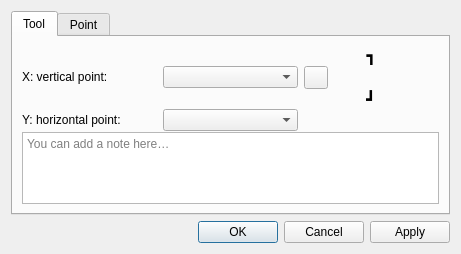
Old version of the form src/libs/vtools/dialogs/tools/dialogpointofintersection.ui in the repository equinox-patterns/Ostara.
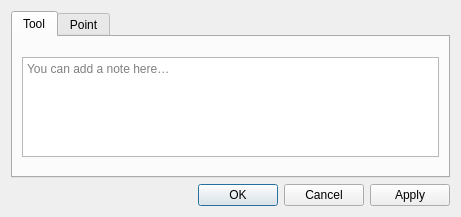
New version of the form. Icons and pictures are not drawn.

Commit message: Points + Line tool validation: point combos, PB toggle, click-to-PB fix

Patch:
```diff
--- a/src/libs/vtools/dialogs/tools/dialogpointofintersection.ui
+++ b/src/libs/vtools/dialogs/tools/dialogpointofintersection.ui
@@ -31,90 +31,7 @@
        <property name="verticalSpacing">
         <number>0</number>
        </property>
-       <item row="0" column="0">
-        <widget class="QLabel" name="labelFirstPoint">
-         <property name="sizePolicy">
-          <sizepolicy hsizetype="Preferred" vsizetype="Fixed">
-           <horstretch>0</horstretch>
-           <verstretch>0</verstretch>
-          </sizepolicy>
-         </property>
-         <property name="text">
-          <string>X: vertical point:</string>
-         </property>
-        </widget>
-       </item>
-       <item row="0" column="1">
-        <widget class="QComboBox" name="comboBoxFirstPoint"/>
-       </item>
-       <item row="0" column="2">
-        <layout class="QVBoxLayout" name="verticalLayoutSwap">
-         <property name="spacing">
-          <number>1</number>
-         </property>
-         <item alignment="Qt::AlignmentFlag::AlignTop">
-          <widget class="QLabel" name="label_8">
-           <property name="font">
-            <font>
-             <pointsize>10</pointsize>
-            </font>
-           </property>
-           <property name="text">
-            <string notr="true">&lt;html&gt;&lt;head/&gt;&lt;body&gt;&lt;p&gt;&lt;span style=&quot; font-size:12pt;font-weight:800;&quot;&gt;┓&lt;/span&gt;&lt;/p&gt;&lt;/body&gt;&lt;/html&gt;</string>
-           </property>
-           <property name="alignment">
-            <set>Qt::AlignmentFlag::AlignBottom|Qt::AlignmentFlag::AlignHCenter</set>
-           </property>
-          </widget>
-         </item>
-         <item>
-          <widget class="QToolButton" name="toolButtonSwapPoints">
-           <property name="toolTip">
-            <string>Swap points</string>
-           </property>
-           <property name="text">
-            <string notr="true"/>
-           </property>
-           <property name="icon">
-            <iconset theme="gtk-convert"/>
-           </property>
-           <property name="iconSize">
-            <size>
-             <width>16</width>
-             <height>16</height>
-            </size>
-           </property>
-          </widget>
-         </item>
-         <item alignment="Qt::AlignmentFlag::AlignHCenter|Qt::AlignmentFlag::AlignBottom">
-          <widget class="QLabel" name="label_10">
-           <property name="text">
-            <string notr="true">&lt;html&gt;&lt;head/&gt;&lt;body&gt;&lt;p&gt;&lt;span style=&quot; font-size:12pt; font-weight:800;&quot;&gt;┛&lt;/span&gt;&lt;/p&gt;&lt;/body&gt;&lt;/html&gt;</string>
-           </property>
-           <property name="alignment">
-            <set>Qt::AlignmentFlag::AlignLeading|Qt::AlignmentFlag::AlignLeft|Qt::AlignmentFlag::AlignTop</set>
-           </property>
-          </widget>
-         </item>
-        </layout>
-       </item>
-       <item row="1" column="0">
-        <widget class="QLabel" name="labelSecondPoint">
-         <property name="sizePolicy">
-          <sizepolicy hsizetype="Preferred" vsizetype="Fixed">
-           <horstretch>0</horstretch>
-           <verstretch>0</verstretch>
-          </sizepolicy>
-         </property>
-         <property name="text">
-          <string>Y: horizontal point:</string>
-         </property>
-        </widget>
-       </item>
-       <item row="1" column="1">
-        <widget class="QComboBox" name="comboBoxSecondPoint"/>
-       </item>
-       <item row="2" column="0" colspan="3">
+       <item row="0" column="0" colspan="2">
         <layout class="QVBoxLayout" name="notesAreaLayout">
          <item>
           <layout class="QHBoxLayout" name="notesSeparatorLayout">
```
The commit also changes 16 other files.
